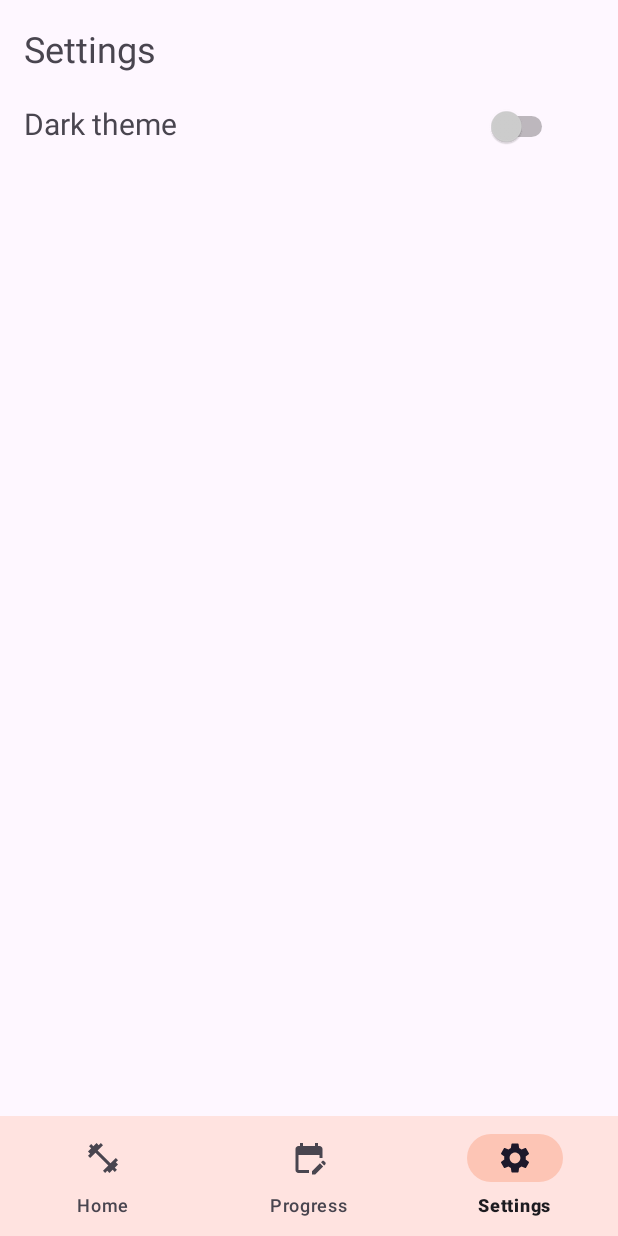
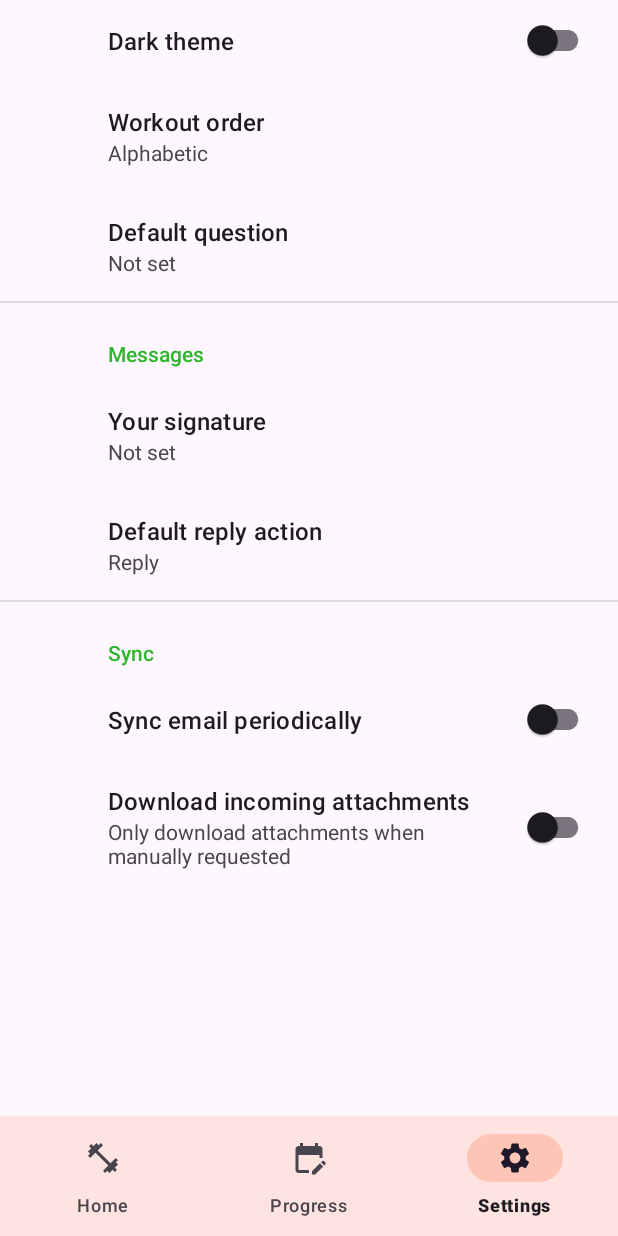
Before and after one commit to Frankie915/LeachPeach, an Android app: the SettingsFragment screen opened through its navigation route, on a phone screen of 412 x 824 dp. Run offline under Robolectric (Android 15) with nearby library versions, the phone set to English and light mode, and no system bars; our stand-ins replace Room's generated code, androidx.preference, navigation-ui.

Commit message:
SettingsFragment now correctly calls root_preferences.xml. Order functinality complete

```diff
--- a/app/src/main/java/com/example/leachpeach/adapters/WorkoutAdapter.java
+++ b/app/src/main/java/com/example/leachpeach/adapters/WorkoutAdapter.java
@@ -17,9 +17,12 @@ import androidx.recyclerview.widget.RecyclerView;
 import com.example.leachpeach.R;
 import com.example.leachpeach.fragments.WorkoutDetailFragment;
 import com.example.leachpeach.model.Workout;
-
+import com.example.leachpeach.fragments.WorkoutFragment;
 import java.util.ArrayList;
+import java.util.Comparator;
 import java.util.List;
+import android.content.SharedPreferences;
+import androidx.preference.PreferenceManager;
 
 public class WorkoutAdapter extends RecyclerView.Adapter<WorkoutAdapter.WorkoutViewHolder> {
     private List<Workout> workouts = new ArrayList<>();
@@ -50,6 +53,19 @@ public class WorkoutAdapter extends RecyclerView.Adapter<WorkoutAdapter.WorkoutV
 
     }
 
+    public void setSortOrder(WorkoutFragment.WorkoutSortOrder sortOrder) {
+        switch (sortOrder) {
+            case ALPHABETIC:
+                workouts.sort(Comparator.comparing(Workout::getName));
+                break;
+            case NEW_FIRST:
+                workouts.sort(Comparator.comparing(Workout::getUpdateTime).reversed());
+                break;
+            default:
+                workouts.sort(Comparator.comparing(Workout::getUpdateTime));
+        }
+    }
+
     @Override
     public int getItemCount() {
         return workouts.size();
--- a/app/src/main/java/com/example/leachpeach/fragments/SettingsFragment.java
+++ b/app/src/main/java/com/example/leachpeach/fragments/SettingsFragment.java
@@ -19,8 +19,30 @@ import androidx.preference.SwitchPreferenceCompat;
 
 import com.example.leachpeach.R;
 
-public class SettingsFragment extends Fragment {
 
+
+public class SettingsFragment extends PreferenceFragmentCompat {
+        @Override
+        public void onCreatePreferences(Bundle savedInstanceState, String rootKey) {
+            // Load the preferences from the XML resource (root_preferences.xml)
+            setPreferencesFromResource(R.xml.root_preferences, rootKey);
+
+            SwitchPreferenceCompat themePref = findPreference("dark_theme");
+            if (themePref != null) {
+                themePref.setOnPreferenceChangeListener((preference, newValue) -> {
+
+                    // Turn on or off night mode
+                    if ((Boolean) newValue) {
+                        AppCompatDelegate.setDefaultNightMode(AppCompatDelegate.MODE_NIGHT_YES);
+                    } else {
+                        AppCompatDelegate.setDefaultNightMode(AppCompatDelegate.MODE_NIGHT_NO);
+                    }
+
+                    return true;
+                });
+            }
+        }
+/*
     private static final String PREFS_NAME = "PrefsFile";
     private Switch mThemeButton;
     @Nullable
@@ -49,4 +71,6 @@ public class SettingsFragment extends Fragment {
         });
 
     }
+    /*
+ */
 }
--- a/app/src/main/java/com/example/leachpeach/fragments/WorkoutFragment.java
+++ b/app/src/main/java/com/example/leachpeach/fragments/WorkoutFragment.java
@@ -1,5 +1,8 @@
 package com.example.leachpeach.fragments;
 
+import android.content.SharedPreferences;
+import androidx.preference.PreferenceManager;
+import java.util.Comparator;
 import android.os.Bundle;
 import android.view.LayoutInflater;
 import android.view.View;
@@ -47,7 +50,9 @@ public class WorkoutFragment extends Fragment {
         RecyclerView recyclerView = view.findViewById(R.id.recycler_view);
         recyclerView.setLayoutManager(new LinearLayoutManager(requireContext()));
         recyclerView.setHasFixedSize(true);
+        workoutAdapter.setSortOrder(getSettingsSortOrder());
         recyclerView.setAdapter(workoutAdapter);
+
 
         // Observe workouts LiveData
         workoutViewModel.getAllWorkouts().observe(getViewLifecycleOwner(), new Observer<List<Workout>>() {
@@ -55,6 +60,7 @@ public class WorkoutFragment extends Fragment {
             public void onChanged(List<Workout> workouts) {
                 workoutAdapter.setWorkouts(workouts);
             }
+
         });
 
         // Handle FloatingActionButton click
@@ -68,4 +74,27 @@ public class WorkoutFragment extends Fragment {
         });
 
     }
+
+@Override
+    public void onResume() {
+        super.onResume();
+    workoutAdapter.setSortOrder(getSettingsSortOrder());
 }
+
+    public enum WorkoutSortOrder {
+        ALPHABETIC, NEW_FIRST, OLD_FIRST
+    }
+
+    private WorkoutSortOrder getSettingsSortOrder() {
+
+        // Set sort order from settings
+        SharedPreferences sharedPrefs = PreferenceManager.getDefaultSharedPreferences(requireContext());
+        String sortOrderPref = sharedPrefs.getString("workout_order", "alpha");
+        switch (sortOrderPref) {
+            case "alpha": return WorkoutSortOrder.ALPHABETIC;
+            case "new_first": return WorkoutSortOrder.NEW_FIRST;
+            default: return WorkoutSortOrder.OLD_FIRST;
+        }
+    }
+
+}
--- a/app/src/main/res/navigation/nav_graph.xml
+++ b/app/src/main/res/navigation/nav_graph.xml
@@ -51,5 +51,6 @@
         android:id="@+id/settingsFragment"
         android:name="com.example.leachpeach.fragments.SettingsFragment"
         android:label="settings_fragment"
-        tools:layout="@layout/fragment_settings" />
+        tools:layout="@layout/fragment_settings"
+        />
 </navigation>
--- a/app/src/main/res/values-night/themes.xml
+++ b/app/src/main/res/values-night/themes.xml
@@ -3,5 +3,9 @@
     <style name="Base.Theme.LeachPeach" parent="Theme.Material3.DayNight.NoActionBar">
         <!-- Customize your dark theme here. -->
         <!-- <item name="colorPrimary">@color/my_dark_primary</item> -->
+
+    </style>
+    <style name="App.Custom.Indicator" parent="Widget.Material3.BottomNavigationView.ActiveIndicator">
+        <item name="android:color">@color/peach_int5</item>
     </style>
 </resources>
--- a/app/src/main/res/values/strings.xml
+++ b/app/src/main/res/values/strings.xml
@@ -24,4 +24,23 @@
     </string>
     <string name="attachment_summary_off">Only download attachments when manually requested</string>
 
+
+    <string name="settings">Settings</string>
+    <string name="pref_title_theme">Dark theme</string>
+    <string name="pref_description_theme">Turn on dark theme</string>
+    <string name="pref_title_default_question">Default question</string>
+    <string name="pref_title_workout_order">Workout order</string>
+    <string name="pref_none">None</string>
+
+    <string-array name="pref_workout_order">
+        <item>Alphabetic</item>
+        <item>Newest first</item>
+        <item>Oldest first</item>
+    </string-array>
+
+    <string-array name="pref_workout_order_values">
+        <item>alpha</item>
+        <item>new_first</item>
+        <item>old_first</item>
+    </string-array>
 </resources>
--- a/app/src/main/res/values/themes.xml
+++ b/app/src/main/res/values/themes.xml
@@ -18,4 +18,8 @@
     </style>
 
     <style name="Theme.LeachPeach" parent="Base.Theme.LeachPeach" />
+
+    <style name="DarkNavBar" parent="Theme.AppCompat">
+        <item name="android:navigationBarColor">@color/peach_int5</item>
+    </style>
 </resources>
--- a/app/src/main/res/xml/root_preferences.xml
+++ b/app/src/main/res/xml/root_preferences.xml
@@ -1,34 +1,49 @@
 <PreferenceScreen xmlns:app="http://schemas.android.com/apk/res-auto">
 
-    <PreferenceCategory app:title="@string/messages_header">
+    <SwitchPreferenceCompat
+        app:key="dark_theme"
+        app:title="@string/pref_title_theme" />
+
+    <ListPreference
+        app:defaultValue="alpha"
+        app:entries="@array/pref_workout_order"
+        app:entryValues="@array/pref_workout_order_values"
+        app:key="workout_order"
+        app:title="@string/pref_title_workout_order"
+        app:useSimpleSummaryProvider="true" />
+
+    <EditTextPreference
+        app:key="default_question"
+        app:title="@string/pref_title_default_question"
+        app:useSimpleSummaryProvider="true" /><PreferenceCategory
+    app:title="@string/messages_header">
 
     <EditTextPreference
         app:key="signature"
         app:title="@string/signature_title"
-            app:useSimpleSummaryProvider="true" />
+        app:useSimpleSummaryProvider="true"/>
 
     <ListPreference
-            app:defaultValue="reply"
+        app:key="reply"
+        app:title="@string/reply_title"
         app:entries="@array/reply_entries"
         app:entryValues="@array/reply_values"
-            app:key="reply"
-            app:title="@string/reply_title"
-            app:useSimpleSummaryProvider="true" />
+        app:defaultValue="reply"
+        app:useSimpleSummaryProvider="true"/>
 
-    </PreferenceCategory>
-
-    <PreferenceCategory app:title="@string/sync_header">
+</PreferenceCategory><PreferenceCategory
+    app:title="@string/sync_header">
 
     <SwitchPreferenceCompat
         app:key="sync"
-            app:title="@string/sync_title" />
+        app:title="@string/sync_title"/>
 
     <SwitchPreferenceCompat
-            app:dependency="sync"
         app:key="attachment"
+        app:title="@string/attachment_title"
+        app:summaryOn="@string/attachment_summary_on"
         app:summaryOff="@string/attachment_summary_off"
-            app:summaryOn="@string/attachment_summary_on"
-            app:title="@string/attachment_title" />
+        app:dependency="sync"/>
 
 </PreferenceCategory>
 
```
Also changed, not shown: app/src/main/java/com/example/leachpeach/model/Workout.java (+11 -0 lines). Lines whose indentation alone changed are shown as unchanged.
